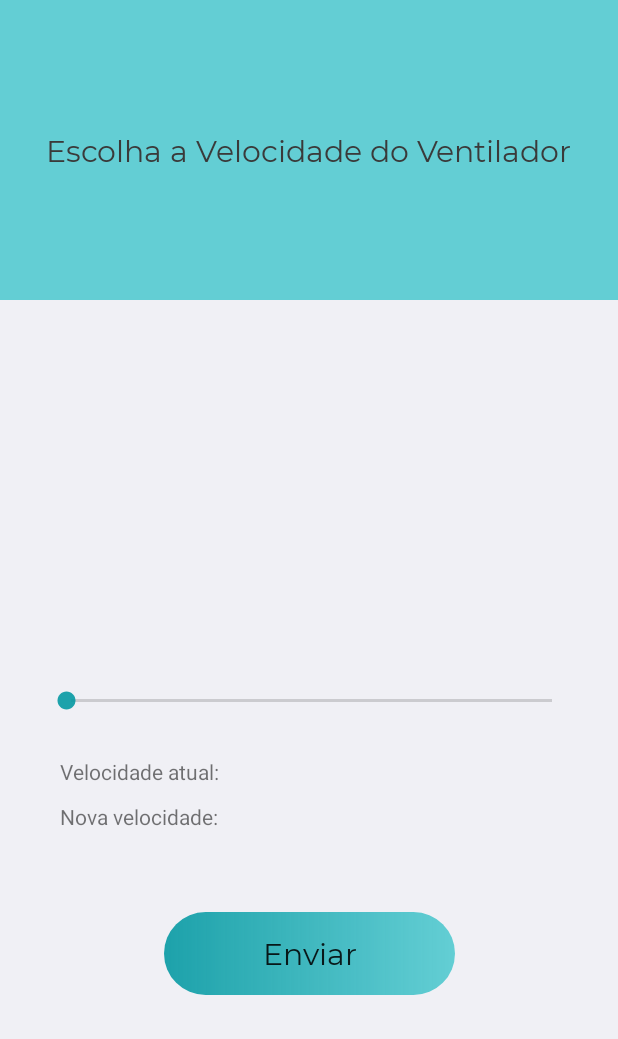
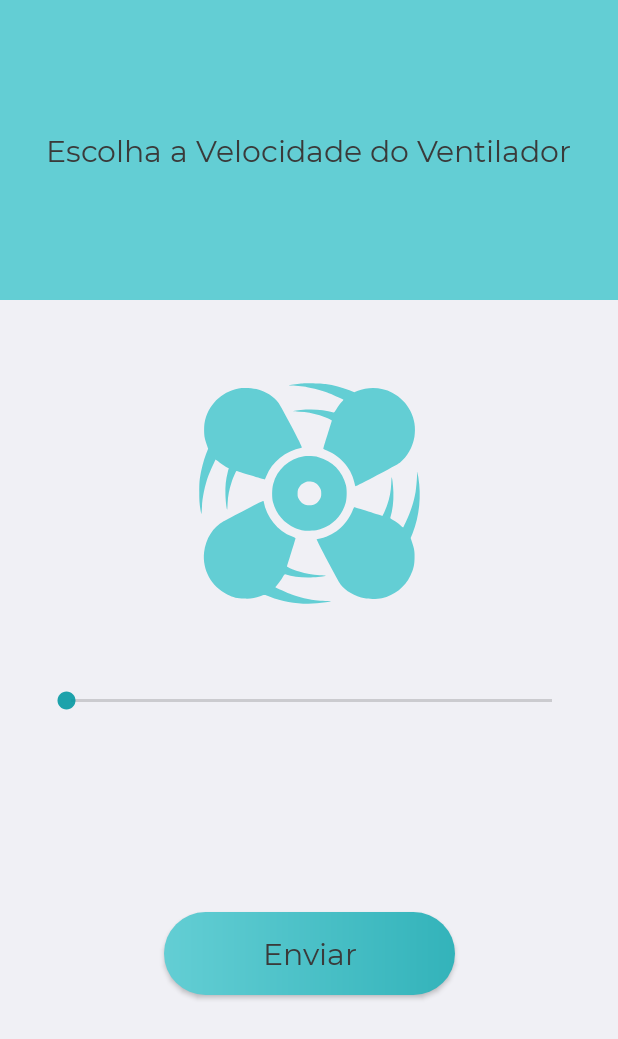
Before and after one commit to Matheus920/ArdHouseApp, an Android app: the ControlarVentiladorActivity screen opened directly, with no data from a screen before it, on a phone screen of 412 x 824 dp. Shown: the top 1039 px of the screen. Run offline under Robolectric (Android 15) with nearby library versions, the phone set to English and light mode, and no system bars; our stand-ins replace Volley; network calls fail.

Commit message:
Adicionando icone de ventilador que rotaciona de acordo com o valor da seekbar

```diff
--- a/app/src/main/java/br/usp/ardhouse/activity/ControlarVentiladorActivity.java
+++ b/app/src/main/java/br/usp/ardhouse/activity/ControlarVentiladorActivity.java
@@ -4,6 +4,9 @@ import android.os.Bundle;
 import android.view.View;
 import android.view.Window;
 import android.view.WindowManager;
+import android.view.animation.Animation;
+import android.view.animation.AnimationUtils;
+import android.widget.ImageView;
 import android.widget.SeekBar;
 import android.widget.TextView;
 import android.widget.Toast;
@@ -27,6 +30,11 @@ public class ControlarVentiladorActivity extends AppCompatActivity {
     TextView valorNovaVelocidade;
     TextView valorVelocidadeAtual;
     ControlarVentiladorController controller;
+    int inverso;
+
+    Animation rotateAnimation;
+    ImageView imageView;
+
     int valorAtual;
 
     /*
@@ -37,19 +45,36 @@ public class ControlarVentiladorActivity extends AppCompatActivity {
     @Override
     public void onCreate(Bundle savedInstanceState) {
         super.onCreate(savedInstanceState);
+
         requestWindowFeature(Window.FEATURE_NO_TITLE);
         getWindow().setFlags(WindowManager.LayoutParams.FLAG_FULLSCREEN, WindowManager.LayoutParams.FLAG_FULLSCREEN);
+
         setContentView(R.layout.activity_controlar_ventilador);
+
         seekBar = (SeekBar) findViewById(R.id.velocidadeVentiladorSeekBar);
         valorVelocidadeAtual = (TextView) findViewById(R.id.velocidadeAtualValor);
         valorNovaVelocidade = (TextView) findViewById(R.id.novaVelocidadeValue);
+        imageView = (ImageView) findViewById(R.id.fan_rotate);
+
+        rotateAnimation();
+
         controller = new ControlarVentiladorController(ControlarVentiladorActivity.this);
         atualizarValorAtual();
+
 
         seekBar.setOnSeekBarChangeListener(new SeekBar.OnSeekBarChangeListener() {
             @Override
             public void onProgressChanged(SeekBar seekBar, int progress, boolean fromUser) {
                 valorNovaVelocidade.setText(String.valueOf(progress));
+
+                rotateAnimation();
+
+                if (progress == 0) rotateAnimation.setDuration(0);
+                else if (progress < 64) rotateAnimation.setDuration(2000-progress);
+                else if (progress < 128) rotateAnimation.setDuration(1500-progress);
+                else if (progress < 192) rotateAnimation.setDuration(1000-progress);
+                else rotateAnimation.setDuration(500-progress);
+
             }
 
             @Override
@@ -63,6 +88,13 @@ public class ControlarVentiladorActivity extends AppCompatActivity {
             }
         });
     }
+
+    private void rotateAnimation() {
+        rotateAnimation= AnimationUtils.loadAnimation(this, R.anim.rotate);
+        rotateAnimation.setFillAfter(true);
+        imageView.startAnimation(rotateAnimation);
+    }
+
 
     @Override
     protected void onResume(){
--- /dev/null
+++ b/app/src/main/res/anim/rotate.xml
@@ -0,0 +1,13 @@
+<?xml version="1.0" encoding="utf-8"?>
+<set xmlns:android="http://schemas.android.com/apk/res/android"
+    android:fillAfter="true"
+    android:interpolator="@android:anim/linear_interpolator">
+
+    <rotate
+        android:fromDegrees="0"
+        android:pivotX="50%"
+        android:pivotY="50%"
+        android:repeatCount="infinite"
+        android:startOffset="0"
+        android:toDegrees="360" />
+</set>
--- a/app/src/main/res/drawable/buttonshape2.xml
+++ b/app/src/main/res/drawable/buttonshape2.xml
@@ -1,8 +1,8 @@
 <?xml version="1.0" encoding="utf-8"?>
 <shape xmlns:android="http://schemas.android.com/apk/res/android" android:shape="rectangle" >
     <gradient
-        android:startColor="@color/colorArduino"
-        android:endColor="@color/colorArduinoClaro"
+        android:startColor="@color/colorArduinoClaro"
+        android:endColor="#33B3BA"
         android:angle="0"
         android:type="linear"/>
 
--- /dev/null
+++ b/app/src/main/res/drawable/fan.xml
@@ -0,0 +1,28 @@
+<?xml version="1.0" encoding="utf-8"?>
+<vector xmlns:android="http://schemas.android.com/apk/res/android"
+    android:width="150dp"
+    android:height="150dp"
+    android:viewportWidth="1000"
+    android:viewportHeight="1000">
+
+    <group
+            android:translateY="512.000000"
+            android:scaleX="0.100000"
+            android:scaleY="-0.100000">
+        <path
+            android:fillColor="@color/colorArduinoClaro"
+            android:pathData="M4622.5,5010.7c-172.5-17.3-533-76.7-544.5-88.2c-3.8-3.8,13.4-7.7,38.3-7.7c149.5-1.9,628.8-42.2,784.1-69c255-42.2,651.8-147.6,885.7-233.9c157.2-59.4,692.1-297.1,722.8-322.1c3.8-3.8-42.2-59.4-101.6-126.5c-57.5-67.1-151.5-195.5-205.1-289.5c-72.9-120.8-109.3-164.9-130.4-157.2c-337.4,103.5-715.1,149.5-1133,138c-279.9-7.7-636.5-49.8-665.2-76.7c-3.8-3.8,116.9-13.4,266.5-19.2c322.1-11.5,605.8-63.3,914.5-164.9c226.2-74.8,538.7-209,538.7-230c0-7.7-86.3-287.6-191.7-623.1c-107.4-335.5-189.8-619.2-187.9-628.8c3.8-9.6,76.7-46,161-78.6c302.9-122.7,611.6-350.8,811-598.1c241.6-301,350.8-542.5,450.5-991.2c5.7-26.8,1850,949,1980.4,1046.7c324,247.3,565.5,676.7,648,1150.3c136.1,789.9-264.6,1583.5-989.2,1957.4c-477.4,247.3-1041,274.1-1554.8,72.8l-130.3-49.8l-214.7,82.4c-354.7,138-684.4,224.3-1060.1,279.9C5487.1,5018.4,4839.1,5033.7,4622.5,5010.7z" />
+        <path
+            android:fillColor="@color/colorArduinoClaro"
+            android:pathData="M1848.4,4790.2C1072,4642.6,479.6,4044.5,337.7,3262.3c-30.7-166.8-26.8-515.7,7.7-676.7c15.3-74.8,55.6-210.9,88.2-302.9l61.4-168.7l-95.9-253.1C287.9,1567.6,184.4,1168.8,134.5,841C107.7,668.4,100,503.6,100,179.6c0-410.3,11.5-544.5,78.6-910.6l15.3-76.7l11.5,105.4c7.7,57.5,13.4,162.9,15.3,233.9c5.8,350.8,132.3,975.8,279.9,1366.9c55.6,151.4,302.9,703.6,327.8,736.2c3.8,3.8,57.5-40.3,122.7-95.9c116.9-105.4,393-283.7,437.1-285.6c28.8,0,30.7,11.5-24.9-199.4c-82.4-322.1-111.2-594.3-99.7-979.6c7.7-287.6,49.8-646.1,76.7-674.8c3.8-3.8,13.4,120.8,19.2,276.1C1373,7,1432.4,321.4,1537.8,622.4c76.7,220.5,197.5,496.5,216.6,496.5c7.7,0,289.5-86.3,625-191.7c335.5-105.4,619.2-189.8,628.8-186c9.6,1.9,40.3,67.1,70.9,143.8c255,653.7,862.7,1144.5,1575.9,1273c26.8,3.8-59.4,185.9-452.4,939.4c-268.4,513.8-527.2,985.4-575.1,1046.7c-222.4,291.4-575.1,510-989.2,615.4C2423.5,4815.1,2053.5,4828.6,1848.4,4790.2z" />
+        <path
+            android:fillColor="@color/colorArduinoClaro"
+            android:pathData="M4756.7,1770.8C4091.4,1667.2,3558.5,1188,3384,534.2c-57.5-214.7-59.4-607.7-1.9-818.6c140-513.8,496.5-927.9,972-1125.3c232-97.8,373.8-124.6,651.8-122.7c301,1.9,469.7,40.3,730.4,170.6c419.9,207.1,749.6,611.6,872.3,1071.7c53.7,199.4,59.4,586.6,11.5,782.2c-151.5,615.4-615.4,1087-1217.4,1242.3C5230.2,1778.4,4919.6,1795.7,4756.7,1770.8z M5220.6,605.2c116.9-61.3,184-124.6,245.4-237.7c47.9-86.3,55.6-122.7,55.6-245.4c0-122.7-7.7-159.1-55.6-245.4c-103.5-191.7-253.1-279.9-469.7-279.9c-216.6,0-364.3,88.2-469.7,279.9c-49.8,88.2-57.5,120.8-55.6,245.4c0,149.5,23,214.7,116.9,339.3c49.8,69,186,155.3,279.9,180.2C4963.7,666.5,5134.3,647.3,5220.6,605.2z" />
+        <path
+            android:fillColor="@color/colorArduinoClaro"
+            android:pathData="M9777.6,1055.7c19.2-59.4-24.9-644.2-65.2-876.1c-82.5-460.1-201.3-830.1-421.8-1303.6c-67.1-141.9-122.7-262.7-126.5-266.5c-3.9-3.8-59.5,42.2-126.6,101.6c-67.1,57.5-195.5,151.4-289.5,205.1c-120.8,72.8-164.9,109.3-157.2,130.4c103.5,337.4,149.5,715.1,138,1133c-7.7,279.9-49.8,636.5-76.7,665.2c-3.8,3.8-13.4-120.8-19.2-276.1c-13.4-331.7-72.8-646.1-178.3-947.1c-74.8-216.6-197.5-496.5-216.7-496.5c-7.7,0-287.6,86.3-623.1,191.7c-335.5,107.3-619.2,189.8-628.8,187.9c-9.6-3.8-46-76.7-78.6-161c-122.7-302.9-350.8-611.6-598.1-810.9c-299.1-239.6-557.9-358.5-991.2-450.5c-26.8-5.8,960.5-1873,1054.4-1991.9c232-299.1,642.2-534.9,1087-628.8c170.6-38.3,584.7-32.6,753.4,7.6C8784.5-4394.6,9233.1-4040,9482.4-3530c136.1,278,174.4,429.4,185.9,740s-7.7,448.6-103.5,726.6l-69,201.3l92,228.1C9886.9-876.8,9975,10.9,9835.1,850.6c-17.3,99.7-38.3,195.5-49.9,210.9C9769.9,1084.5,9769.9,1082.5,9777.6,1055.7z" />
+        <path
+            android:fillColor="@color/colorArduinoClaro"
+            android:pathData="M2159-598.8c-437.1-228.1-878-458.2-977.7-511.9c-467.8-255-799.4-784.1-866.5-1384.1c-88.2-776.4,325.9-1526,1029.5-1869.2c281.8-138.1,429.4-174.5,749.6-186c301-11.5,485,15.4,713.2,101.6c195.5,74.8,193.6,74.8,435.2-21.1c755.3-299.1,1644.9-387.3,2482.7-247.3c99.7,17.3,195.5,38.3,210.9,49.8c21.1,13.4,17.2,15.4-15.4,7.7c-70.9-13.4-626.9,23-828.2,57.5c-266.5,44.1-651.8,145.7-881.9,233.9c-166.8,61.4-697.8,299.1-726.6,324c-5.8,3.9,21.1,38.3,59.4,78.6c90.1,93.9,205.1,256.9,281.8,393c46,80.5,70.9,107.4,93.9,101.6c339.3-105.4,715.1-151.5,1134.9-140c279.9,7.7,636.5,49.9,665.2,76.7c3.8,3.9-116.9,13.4-266.5,19.2c-322.1,11.5-605.8,63.3-914.4,164.9c-228.1,74.7-538.7,208.9-538.7,230.1c0,7.6,86.3,287.6,191.7,625c107.4,335.5,189.8,617.3,187.9,626.9c-3.8,9.6-69,42.2-145.7,72.9c-653.7,255-1144.5,860.8-1273,1575.9C2956.5-192.3,2801.2-265.2,2159-598.8z" />
+    </group>
+</vector>
--- a/app/src/main/res/layout/activity_controlar_ventilador.xml
+++ b/app/src/main/res/layout/activity_controlar_ventilador.xml
@@ -33,6 +33,16 @@
         app:layout_constraintTop_toBottomOf="@+id/view2"
         app:layout_constraintVertical_bias="0.426" />
 
+    <ImageView
+        android:id="@+id/fan_rotate"
+        android:layout_width="wrap_content"
+        android:layout_height="wrap_content"
+        android:src="@drawable/fan"
+        app:layout_constraintBottom_toTopOf="@+id/velocidadeVentiladorSeekBar"
+        app:layout_constraintEnd_toEndOf="parent"
+        app:layout_constraintStart_toStartOf="parent"
+        app:layout_constraintTop_toBottomOf="@+id/view2" />
+
     <TextView
         android:id="@+id/selecionarVelocidadeText"
         android:layout_width="wrap_content"
@@ -52,6 +62,7 @@
         android:layout_height="wrap_content"
         android:layout_marginTop="61dp"
         android:onClick="enviar"
+        android:textColor="@color/colorSubTitle"
         android:elevation="10dp"
         android:text="@string/enviar"
         android:textSize="20sp"
@@ -66,55 +77,18 @@
         app:layout_constraintVertical_bias="0.305" />
 
     <TextView
-        android:id="@+id/velocidadeAtualText"
-        android:layout_width="143dp"
-        android:layout_height="33dp"
-        android:layout_marginTop="27dp"
-        android:text="Velocidade atual: "
-        app:layout_constraintBottom_toBottomOf="parent"
-        app:layout_constraintEnd_toEndOf="parent"
-        app:layout_constraintHorizontal_bias="0.149"
-        app:layout_constraintStart_toStartOf="parent"
-        app:layout_constraintTop_toBottomOf="@+id/velocidadeVentiladorSeekBar"
-        app:layout_constraintVertical_bias="0.004" />
-
-    <TextView
-        android:id="@+id/novaVelocidadeText"
-        android:layout_width="143dp"
-        android:layout_height="33dp"
-        android:layout_marginTop="27dp"
-        android:text="Nova velocidade: "
-        app:layout_constraintBottom_toBottomOf="parent"
-        app:layout_constraintEnd_toEndOf="parent"
-        app:layout_constraintHorizontal_bias="0.149"
-        app:layout_constraintStart_toStartOf="parent"
-        app:layout_constraintTop_toBottomOf="@+id/velocidadeVentiladorSeekBar"
-        app:layout_constraintVertical_bias="0.109" />
-
-    <TextView
         android:id="@+id/velocidadeAtualValor"
         android:layout_width="120dp"
         android:layout_height="32dp"
-        android:layout_marginTop="30dp"
-        android:layout_marginBottom="436dp"
-        app:layout_constraintBottom_toBottomOf="parent"
-        app:layout_constraintEnd_toEndOf="parent"
-        app:layout_constraintHorizontal_bias="0.62"
-        app:layout_constraintStart_toEndOf="@+id/velocidadeAtualText"
-        app:layout_constraintTop_toBottomOf="@+id/velocidadeVentiladorSeekBar"
-        app:layout_constraintVertical_bias="0.0" />
+        android:textColor="#0063CED4"
+        tools:ignore="MissingConstraints" />
 
     <TextView
         android:id="@+id/novaVelocidadeValue"
         android:layout_width="120dp"
         android:layout_height="32dp"
-        android:layout_marginTop="78dp"
-        android:layout_marginBottom="388dp"
-        android:text="0"
-        app:layout_constraintBottom_toBottomOf="parent"
-        app:layout_constraintEnd_toEndOf="parent"
-        app:layout_constraintHorizontal_bias="0.62"
-        app:layout_constraintStart_toEndOf="@+id/velocidadeAtualText"
-        app:layout_constraintTop_toBottomOf="@+id/velocidadeVentiladorSeekBar"
-        app:layout_constraintVertical_bias="0.0" />
+        android:text=""
+        android:textColor="#00000000"
+        tools:ignore="MissingConstraints" />
+
 </androidx.constraintlayout.widget.ConstraintLayout>
```
